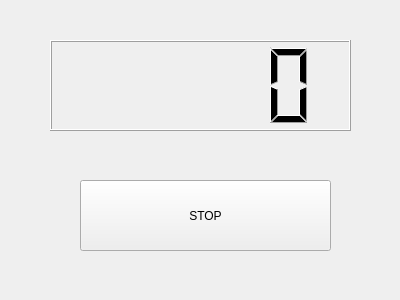
Above: ejemplo1/counterDlg.ui from jlgs96/Robotica-2021-2022 before the change. Below: the same form after it.
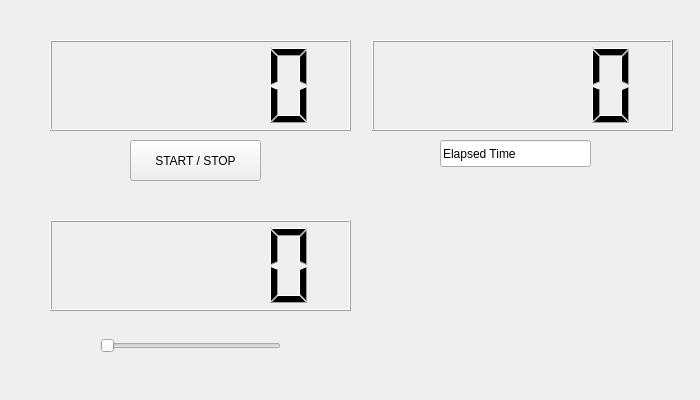
That is the form after the change.

```diff
--- a/ejemplo1/counterDlg.ui
+++ b/ejemplo1/counterDlg.ui
@@ -6,8 +6,8 @@
    <rect>
     <x>0</x>
     <y>0</y>
-    <width>400</width>
-    <height>300</height>
+    <width>700</width>
+    <height>400</height>
    </rect>
   </property>
   <property name="windowTitle">
@@ -16,14 +16,14 @@
   <widget class="QPushButton" name="button">
    <property name="geometry">
     <rect>
-     <x>80</x>
-     <y>180</y>
-     <width>251</width>
-     <height>71</height>
+     <x>130</x>
+     <y>140</y>
+     <width>131</width>
+     <height>41</height>
     </rect>
    </property>
    <property name="text">
-    <string>STOP</string>
+    <string>START / STOP</string>
    </property>
   </widget>
   <widget class="QLCDNumber" name="lcdNumber">
@@ -36,6 +36,52 @@
     </rect>
    </property>
   </widget>
+  <widget class="QLCDNumber" name="lcdNumbereTime">
+   <property name="geometry">
+    <rect>
+     <x>372</x>
+     <y>40</y>
+     <width>301</width>
+     <height>91</height>
+    </rect>
+   </property>
+  </widget>
+  <widget class="QLCDNumber" name="lcdNumberPeriod">
+   <property name="geometry">
+    <rect>
+     <x>50</x>
+     <y>220</y>
+     <width>301</width>
+     <height>91</height>
+    </rect>
+   </property>
+  </widget>
+  <widget class="QSlider" name="horizontalSlider">
+   <property name="geometry">
+    <rect>
+     <x>100</x>
+     <y>320</y>
+     <width>181</width>
+     <height>51</height>
+    </rect>
+   </property>
+   <property name="orientation">
+    <enum>Qt::Horizontal</enum>
+   </property>
+  </widget>
+  <widget class="QLineEdit" name="lineEdit">
+   <property name="geometry">
+    <rect>
+     <x>440</x>
+     <y>140</y>
+     <width>151</width>
+     <height>27</height>
+    </rect>
+   </property>
+   <property name="text">
+    <string>Elapsed Time</string>
+   </property>
+  </widget>
  </widget>
  <resources/>
  <connections/>
```
